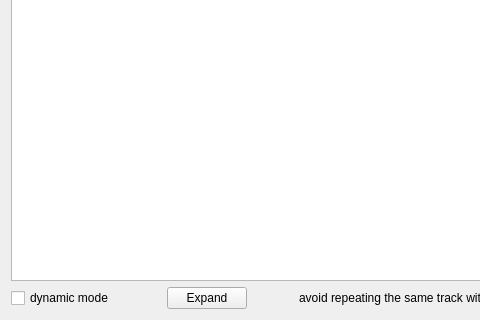
This is src/gui-remote/mainwidget.ui in hyperquantum/PMP as Qt 5 draws it before an edit; both pictures show x 0 to 480 and y 230 to 550 of the 590 by 550 pixel window. The edited form follows.
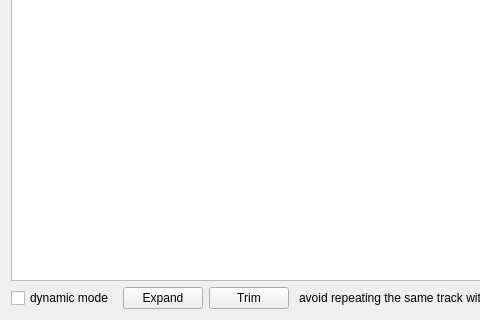
This is the edited form. Custom widgets are drawn as their Qt base class.

Commit message: Added 'Trim' button to the GUI remote, to shorten the queue to maximum 10 tracks.

The edit to the form file:
```diff
--- a/src/gui-remote/mainwidget.ui
+++ b/src/gui-remote/mainwidget.ui
@@ -12,7 +12,7 @@
   </property>
   <property name="minimumSize">
    <size>
-    <width>500</width>
+    <width>550</width>
     <height>550</height>
    </size>
   </property>
@@ -292,6 +292,13 @@
        </property>
       </widget>
      </item>
+     <item>
+      <widget class="QPushButton" name="trimButton">
+       <property name="text">
+        <string>Trim</string>
+       </property>
+      </widget>
+     </item>
      <item>
       <spacer name="horizontalSpacer_5">
        <property name="orientation">
```
The commit also changes 7 other files.
